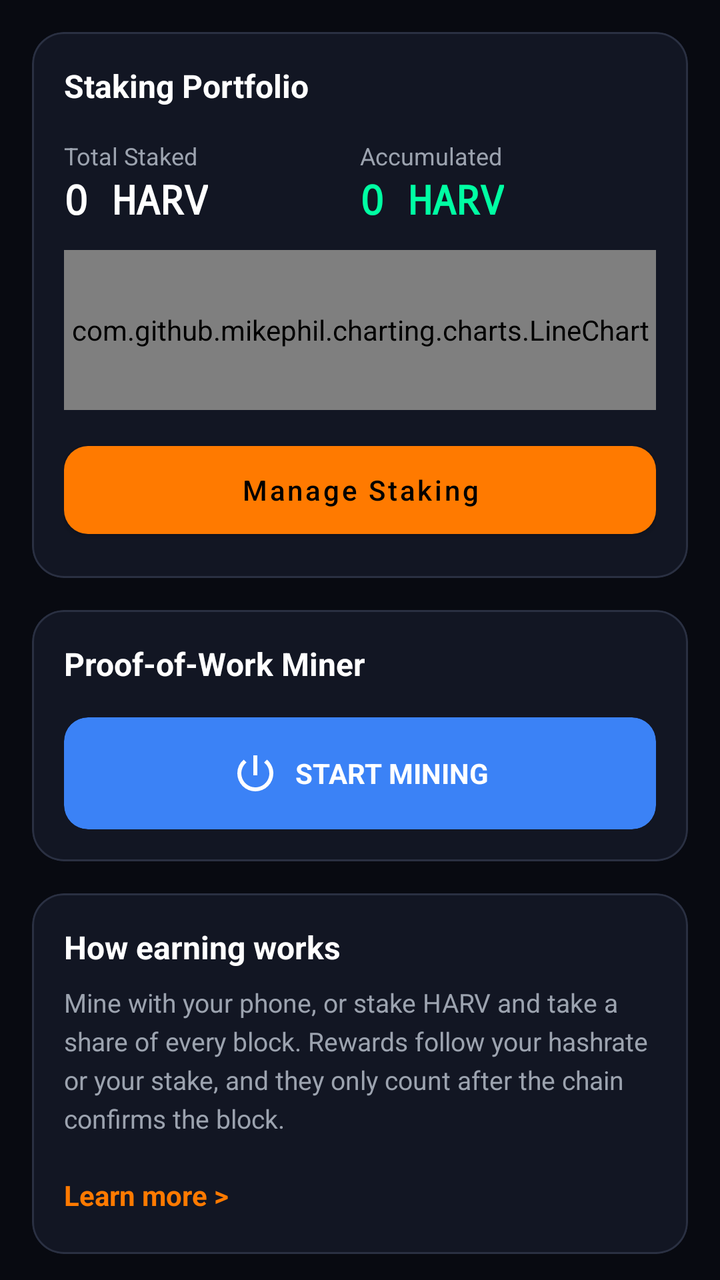
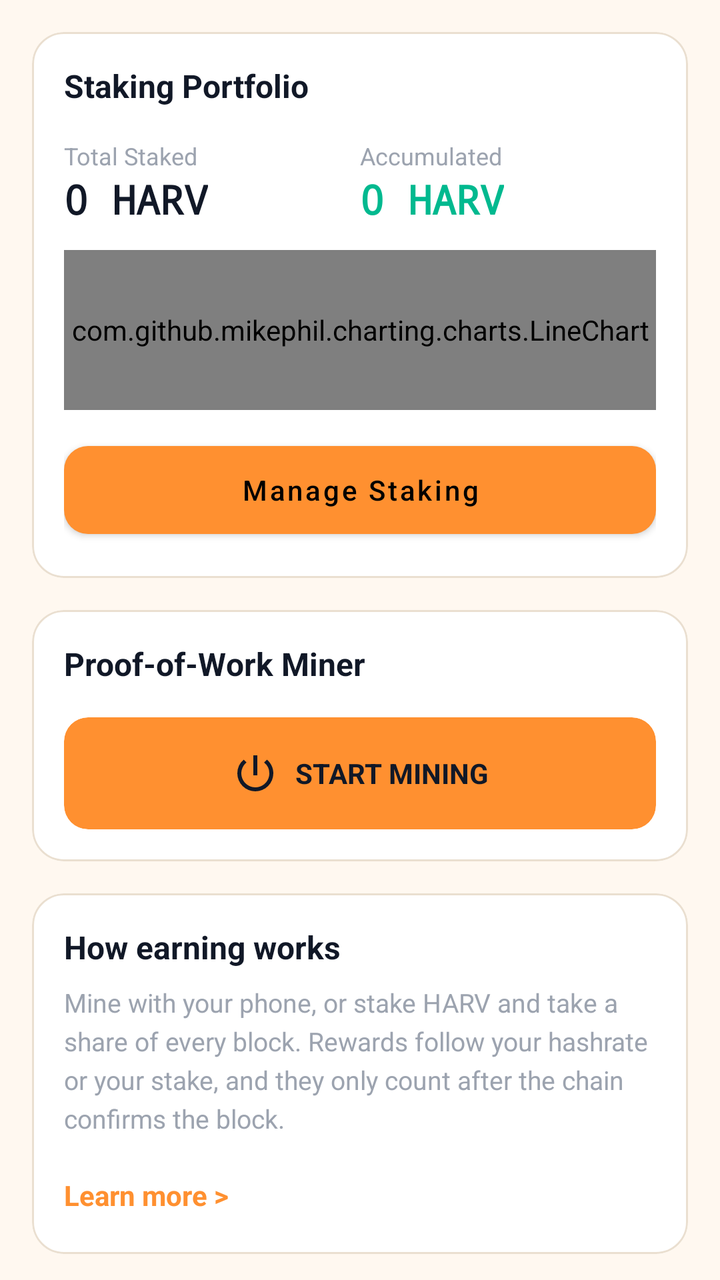

Compare the two renders of this Android layout. The source of the first and the diff that turns it into the second are given below.
<!-- AndroidManifest.xml: application theme AppTheme -->
<!-- res/layout/wallet_earn_fragment.xml -->
<LinearLayout
    xmlns:android="http://schemas.android.com/apk/res/android"
    xmlns:app="http://schemas.android.com/apk/res-auto"
    android:layout_width="match_parent"
    android:layout_height="match_parent"
    android:orientation="vertical"
    android:background="@color/colorBackgroundMain"
    android:id="@+id/_main">
    
    <androidx.core.widget.NestedScrollView
        android:id="@+id/vscroll1"
        android:layout_width="match_parent"
        android:layout_height="match_parent"
        android:fillViewport="true">
        
        <LinearLayout
            android:id="@+id/linear1"
            android:layout_width="match_parent"
            android:layout_height="wrap_content"
            android:orientation="vertical"
            android:paddingBottom="24dp">
            
            
            <com.google.android.material.card.MaterialCardView
                android:id="@+id/card_stake_intro"
                android:layout_width="match_parent"
                android:layout_height="wrap_content"
                android:layout_marginLeft="16dp"
                android:layout_marginTop="16dp"
                android:layout_marginRight="16dp"
                app:cardBackgroundColor="@color/colorSurfaceDark"
                app:cardCornerRadius="16dp"
                app:cardElevation="0dp"
                app:strokeWidth="1dp"
                app:strokeColor="@color/colorStrokeBase">
                
                <LinearLayout
                    android:layout_width="match_parent"
                    android:layout_height="wrap_content"
                    android:orientation="vertical"
                    android:padding="16dp">
                    
                    <TextView
                        android:layout_width="match_parent"
                        android:layout_height="wrap_content"
                        android:text="Staking Portfolio"
                        android:textSize="16sp"
                        android:textStyle="bold"
                        android:textColor="#FFFFFF" />
                    
                    <LinearLayout
                        android:layout_width="match_parent"
                        android:layout_height="wrap_content"
                        android:orientation="horizontal"
                        android:layout_marginTop="16dp">
                        
                        <LinearLayout
                            android:layout_width="0dp"
                            android:layout_height="wrap_content"
                            android:layout_weight="1"
                            android:orientation="vertical">
                            <TextView
                                android:layout_width="wrap_content"
                                android:layout_height="wrap_content"
                                android:text="Total Staked"
                                android:textColor="@color/colorTextMuted"
                                android:textSize="12sp" />
                            <TextView
                                android:id="@+id/tv_summary_staked"
                                android:layout_width="wrap_content"
                                android:layout_height="wrap_content"
                                android:text="0 HARV"
                                android:textColor="#FFFFFF"
                                android:textSize="20sp"
                                android:fontFamily="monospace"
                                android:textStyle="bold" />
                        </LinearLayout>
                        
                        <LinearLayout
                            android:layout_width="0dp"
                            android:layout_height="wrap_content"
                            android:layout_weight="1"
                            android:orientation="vertical">
                            <TextView
                                android:layout_width="wrap_content"
                                android:layout_height="wrap_content"
                                android:text="Accumulated"
                                android:textColor="@color/colorTextMuted"
                                android:textSize="12sp" />
                            <TextView
                                android:id="@+id/tv_summary_unclaimed"
                                android:layout_width="wrap_content"
                                android:layout_height="wrap_content"
                                android:text="0 HARV"
                                android:textColor="@color/colorSuccessNeon"
                                android:textSize="20sp"
                                android:fontFamily="monospace"
                                android:textStyle="bold" />
                        </LinearLayout>
                    </LinearLayout>
                    
                    
                    <com.github.mikephil.charting.charts.LineChart
                        android:id="@+id/mini_reward_chart"
                        android:layout_width="match_parent"
                        android:layout_height="80dp"
                        android:layout_marginTop="12dp" />
                        
                    <com.google.android.material.button.MaterialButton
                        android:id="@+id/btn_open_staking"
                        android:layout_width="match_parent"
                        android:layout_height="56dp"
                        android:layout_marginTop="12dp"
                        android:text="Manage Staking"
                        android:textAllCaps="false"
                        android:textColor="#000000"
                        app:cornerRadius="12dp"
                        app:backgroundTint="@color/colorHarvOrange" />
                        
                </LinearLayout>
            </com.google.android.material.card.MaterialCardView>

            
            <com.google.android.material.card.MaterialCardView
                android:id="@+id/cardview4"
                android:layout_width="match_parent"
                android:layout_height="wrap_content"
                android:layout_marginLeft="16dp"
                android:layout_marginTop="16dp"
                android:layout_marginRight="16dp"
                app:cardBackgroundColor="@color/colorSurfaceDark"
                app:cardCornerRadius="16dp"
                app:cardElevation="0dp"
                app:strokeWidth="1dp"
                app:strokeColor="@color/colorStrokeBase">
                <LinearLayout
                    android:id="@+id/linear7"
                    android:layout_width="match_parent"
                    android:layout_height="wrap_content"
                    android:padding="16dp"
                    android:orientation="vertical">
                    
                    <TextView
                        android:layout_width="match_parent"
                        android:layout_height="wrap_content"
                        android:text="Proof-of-Work Miner"
                        android:textSize="16sp"
                        android:textStyle="bold"
                        android:textColor="#FFFFFF" />
                        
                    <androidx.cardview.widget.CardView
                        android:id="@+id/cardview7"
                        android:layout_width="match_parent"
                        android:layout_height="wrap_content"
                        android:layout_marginTop="16dp"
                        app:cardBackgroundColor="@color/colorReadyBlue"
                        app:cardElevation="0dp"
                        app:cardCornerRadius="12dp">
                        <LinearLayout
                            android:id="@+id/linear13"
                            android:layout_width="match_parent"
                            android:layout_height="56dp"
                            android:gravity="center_horizontal|center_vertical"
                            android:orientation="horizontal">
                            <ImageView
                                android:id="@+id/imageview1"
                                android:layout_width="24dp"
                                android:layout_height="24dp"
                                android:layout_marginRight="8dp"
                                android:src="@drawable/icon_power_settings_new_twotone"
                                app:tint="#FFFFFF"/>
                            <TextView
                                android:id="@+id/textview16"
                                android:layout_width="wrap_content"
                                android:layout_height="wrap_content"
                                android:text="START MINING"
                                android:textSize="14sp"
                                android:textStyle="bold"
                                android:textColor="#FFFFFF" />
                        </LinearLayout>
                    </androidx.cardview.widget.CardView>
                </LinearLayout>
            </com.google.android.material.card.MaterialCardView>

            
            <com.google.android.material.card.MaterialCardView
                android:id="@+id/cardview5"
                android:layout_width="match_parent"
                android:layout_height="wrap_content"
                android:layout_marginLeft="16dp"
                android:layout_marginTop="16dp"
                android:layout_marginRight="16dp"
                app:cardBackgroundColor="@color/colorSurfaceDark"
                app:cardCornerRadius="16dp"
                app:cardElevation="0dp"
                app:strokeWidth="1dp"
                app:strokeColor="@color/colorStrokeBase">
                <LinearLayout
                    android:id="@+id/linear8"
                    android:layout_width="match_parent"
                    android:layout_height="wrap_content"
                    android:padding="16dp"
                    android:orientation="vertical">
                    <TextView
                        android:id="@+id/textview10"
                        android:layout_width="match_parent"
                        android:layout_height="wrap_content"
                        android:text="How earning works"
                        android:textSize="16sp"
                        android:textStyle="bold"
                        android:textColor="#FFFFFF" />
                    <TextView
                        android:id="@+id/textview8"
                        android:layout_width="match_parent"
                        android:layout_height="wrap_content"
                        android:layout_marginTop="8dp"
                        android:text="Mine with your phone, or stake HARV and take a share of every block. Rewards follow your hashrate or your stake, and they only count after the chain confirms the block."
                        android:textSize="13sp"
                        android:lineSpacingExtra="4dp"
                        android:textColor="@color/colorTextMuted" />
                    <TextView
                        android:id="@+id/tv_learn_more"
                        android:layout_width="wrap_content"
                        android:layout_height="wrap_content"
                        android:layout_marginTop="16dp"
                        android:paddingTop="4dp"
                        android:paddingBottom="4dp"
                        android:text="Learn more >"
                        android:textSize="14sp"
                        android:textStyle="bold"
                        android:textColor="@color/colorHarvOrange" />
                </LinearLayout>
            </com.google.android.material.card.MaterialCardView>
        </LinearLayout>
    </androidx.core.widget.NestedScrollView>
</LinearLayout>
<!-- resources referenced by this layout -->
<resources>
  <color name="colorBackgroundMain">#080A11</color>
  <color name="colorHarvOrange">#FF7A00</color>
  <color name="colorReadyBlue">#3B82F6</color>
  <color name="colorStrokeBase">#2A3042</color>
  <color name="colorSuccessNeon">#00FFA3</color>
  <color name="colorSurfaceDark">#121623</color>
  <color name="colorTextMuted">#9CA3AF</color>
  <!-- drawable icon_power_settings_new_twotone (drawable-xhdpi) -->
  <?xml version='1.0' encoding='UTF-8' standalone='yes' ?>
  <vector xmlns:android="http://schemas.android.com/apk/res/android" android:width="48dp" android:height="48dp" android:viewportWidth="24.0" android:viewportHeight="24.0"><path android:pathData="M13 3h-2v10h2V3zm4.83 2.17l-1.42 1.42A6.92 6.92 0 0 1 19 12c0 3.87-3.13 7-7 7A6.995 6.995 0 0 1 7.58 6.58L6.17 5.17A8.932 8.932 0 0 0 3 12a9 9 0 0 0 18 0c0-2.74-1.23-5.18-3.17-6.83z" android:fillColor="#FFFFFF" /></vector>
  <style name="HarvanaTextView" parent="android:Widget.TextView">
          <item name="android:textColor">@color/colorTextPrimary</item>
      </style>
  <color name="colorAccent">#FF9030</color>
  <color name="colorTextOnAccent">#111827</color>
  <color name="colorAccentDark">#E57A14</color>
  <color name="colorError">#EF4444</color>
  <color name="colorTextPrimaryWhite">#FFFFFF</color>
  <color name="colorControlNormal">#6B7280</color>
  <color name="colorAccentRipple">#1AFF9030</color>
  <color name="colorAccentStroke">#33FF9030</color>
  <color name="colorAccentStrong">#B85F0A</color>
  <color name="colorTextPrimary">#111827</color>
  <color name="colorBackground">#FFF8F0</color>
  <color name="colorSurface">#FFFFFF</color>
  <color name="colorTextSecondary">#4B5563</color>
  <color name="colorTextTertiary">#6B7280</color>
  <style name="HarvanaAlertDialog" parent="ThemeOverlay.MaterialComponents.MaterialAlertDialog">
          <item name="colorPrimary">@color/colorAccent</item>
          <item name="colorAccent">@color/colorAccent</item>
          <item name="colorSurface">@color/colorSurface</item>
          <item name="colorOnPrimary">@color/colorTextOnAccent</item>
          <item name="colorOnSurface">@color/colorTextPrimary</item>
          <item name="android:textColorPrimary">@color/colorTextPrimary</item>
          <item name="android:textColor">@color/colorTextPrimary</item>
          <item name="android:windowBackground">@color/colorSurface</item>
          <item name="buttonBarPositiveButtonStyle">@style/HarvanaDialogButton</item>
          <item name="buttonBarNegativeButtonStyle">@style/HarvanaDialogButton</item>
          <item name="buttonBarNeutralButtonStyle">@style/HarvanaDialogButton</item>
      </style>
  <style name="HarvanaDialogButton" parent="Widget.MaterialComponents.Button.TextButton.Dialog">
          <item name="android:textColor">@color/colorAccent</item>
          <item name="android:minHeight">48dp</item>
      </style>
  <style name="HarvanaBottomSheetStyle" parent="Widget.MaterialComponents.BottomSheet.Modal">
          <item name="backgroundTint">?attr/colorSurface</item>
          <item name="shapeAppearanceOverlay">@style/HarvanaBottomSheetShape</item>
      </style>
  <style name="HarvanaBottomSheetShape" parent="">
          <item name="cornerFamily">rounded</item>
          <item name="cornerSizeTopLeft">20dp</item>
          <item name="cornerSizeTopRight">20dp</item>
          <item name="cornerSizeBottomLeft">0dp</item>
          <item name="cornerSizeBottomRight">0dp</item>
      </style>
  <!-- unchanged entries left out for length: 2 -->
</resources>

<!-- the commit's change to res/layout/wallet_earn_fragment.xml (unified diff, before → after) -->
@@ -4,7 +4,7 @@
     android:layout_width="match_parent"
     android:layout_height="match_parent"
     android:orientation="vertical"
-    android:background="@color/colorBackgroundMain"
+    android:background="@color/colorBackground"
     android:id="@+id/_main">
     
     <androidx.core.widget.NestedScrollView
@@ -28,11 +28,11 @@
                 android:layout_marginLeft="16dp"
                 android:layout_marginTop="16dp"
                 android:layout_marginRight="16dp"
-                app:cardBackgroundColor="@color/colorSurfaceDark"
+                app:cardBackgroundColor="@color/colorSurface"
                 app:cardCornerRadius="16dp"
                 app:cardElevation="0dp"
                 app:strokeWidth="1dp"
-                app:strokeColor="@color/colorStrokeBase">
+                app:strokeColor="@color/colorCardStroke">
                 
                 <LinearLayout
                     android:layout_width="match_parent"
@@ -46,7 +46,7 @@
                         android:text="Staking Portfolio"
                         android:textSize="16sp"
                         android:textStyle="bold"
-                        android:textColor="#FFFFFF" />
+                        android:textColor="@color/colorTextPrimary" />
                     
                     <LinearLayout
                         android:layout_width="match_parent"
@@ -70,7 +70,7 @@
                                 android:layout_width="wrap_content"
                                 android:layout_height="wrap_content"
                                 android:text="0 HARV"
-                                android:textColor="#FFFFFF"
+                                android:textColor="@color/colorTextPrimary"
                                 android:textSize="20sp"
                                 android:fontFamily="monospace"
                                 android:textStyle="bold" />
@@ -92,7 +92,7 @@
                                 android:layout_width="wrap_content"
                                 android:layout_height="wrap_content"
                                 android:text="0 HARV"
-                                android:textColor="@color/colorSuccessNeon"
+                                android:textColor="@color/colorSuccess"
                                 android:textSize="20sp"
                                 android:fontFamily="monospace"
                                 android:textStyle="bold" />
@@ -115,7 +115,7 @@
                         android:textAllCaps="false"
                         android:textColor="#000000"
                         app:cornerRadius="12dp"
-                        app:backgroundTint="@color/colorHarvOrange" />
+                        app:backgroundTint="@color/colorAccent" />
                         
                 </LinearLayout>
             </com.google.android.material.card.MaterialCardView>
@@ -128,11 +128,11 @@
                 android:layout_marginLeft="16dp"
                 android:layout_marginTop="16dp"
                 android:layout_marginRight="16dp"
-                app:cardBackgroundColor="@color/colorSurfaceDark"
+                app:cardBackgroundColor="@color/colorSurface"
                 app:cardCornerRadius="16dp"
                 app:cardElevation="0dp"
                 app:strokeWidth="1dp"
-                app:strokeColor="@color/colorStrokeBase">
+                app:strokeColor="@color/colorCardStroke">
                 <LinearLayout
                     android:id="@+id/linear7"
                     android:layout_width="match_parent"
@@ -146,14 +146,14 @@
                         android:text="Proof-of-Work Miner"
                         android:textSize="16sp"
                         android:textStyle="bold"
-                        android:textColor="#FFFFFF" />
+                        android:textColor="@color/colorTextPrimary" />
                         
                     <androidx.cardview.widget.CardView
                         android:id="@+id/cardview7"
                         android:layout_width="match_parent"
                         android:layout_height="wrap_content"
                         android:layout_marginTop="16dp"
-                        app:cardBackgroundColor="@color/colorReadyBlue"
+                        app:cardBackgroundColor="@color/colorAccent"
                         app:cardElevation="0dp"
                         app:cardCornerRadius="12dp">
                         <LinearLayout
@@ -168,7 +168,7 @@
                                 android:layout_height="24dp"
                                 android:layout_marginRight="8dp"
                                 android:src="@drawable/icon_power_settings_new_twotone"
-                                app:tint="#FFFFFF"/>
+                                app:tint="@color/colorTextOnAccent"/>
                             <TextView
                                 android:id="@+id/textview16"
                                 android:layout_width="wrap_content"
@@ -176,7 +176,7 @@
                                 android:text="START MINING"
                                 android:textSize="14sp"
                                 android:textStyle="bold"
-                                android:textColor="#FFFFFF" />
+                                android:textColor="@color/colorTextOnAccent" />
                         </LinearLayout>
                     </androidx.cardview.widget.CardView>
                 </LinearLayout>
@@ -190,11 +190,11 @@
                 android:layout_marginLeft="16dp"
                 android:layout_marginTop="16dp"
                 android:layout_marginRight="16dp"
-                app:cardBackgroundColor="@color/colorSurfaceDark"
+                app:cardBackgroundColor="@color/colorSurface"
                 app:cardCornerRadius="16dp"
                 app:cardElevation="0dp"
                 app:strokeWidth="1dp"
-                app:strokeColor="@color/colorStrokeBase">
+                app:strokeColor="@color/colorCardStroke">
                 <LinearLayout
                     android:id="@+id/linear8"
                     android:layout_width="match_parent"
@@ -208,7 +208,7 @@
                         android:text="How earning works"
                         android:textSize="16sp"
                         android:textStyle="bold"
-                        android:textColor="#FFFFFF" />
+                        android:textColor="@color/colorTextPrimary" />
                     <TextView
                         android:id="@+id/textview8"
                         android:layout_width="match_parent"
@@ -228,7 +228,7 @@
                         android:text="Learn more >"
                         android:textSize="14sp"
                         android:textStyle="bold"
-                        android:textColor="@color/colorHarvOrange" />
+                        android:textColor="@color/colorAccent" />
                 </LinearLayout>
             </com.google.android.material.card.MaterialCardView>
         </LinearLayout>
<!-- resource entries referenced after the edit -->
@@ -1,11 +1,5 @@
 <!-- resources referenced by this layout -->
 <resources>
-  <color name="colorBackgroundMain">#080A11</color>
-  <color name="colorHarvOrange">#FF7A00</color>
-  <color name="colorReadyBlue">#3B82F6</color>
-  <color name="colorStrokeBase">#2A3042</color>
-  <color name="colorSuccessNeon">#00FFA3</color>
-  <color name="colorSurfaceDark">#121623</color>
   <color name="colorTextMuted">#9CA3AF</color>
   <!-- drawable icon_power_settings_new_twotone (drawable-xhdpi) -->
   <?xml version='1.0' encoding='UTF-8' standalone='yes' ?>
@@ -24,6 +18,8 @@
   <color name="colorAccentStrong">#B85F0A</color>
   <color name="colorTextPrimary">#111827</color>
   <color name="colorBackground">#FFF8F0</color>
+  <color name="colorCardStroke">#EADFD0</color>
+  <color name="colorSuccess">#00B98F</color>
   <color name="colorSurface">#FFFFFF</color>
   <color name="colorTextSecondary">#4B5563</color>
   <color name="colorTextTertiary">#6B7280</color>
